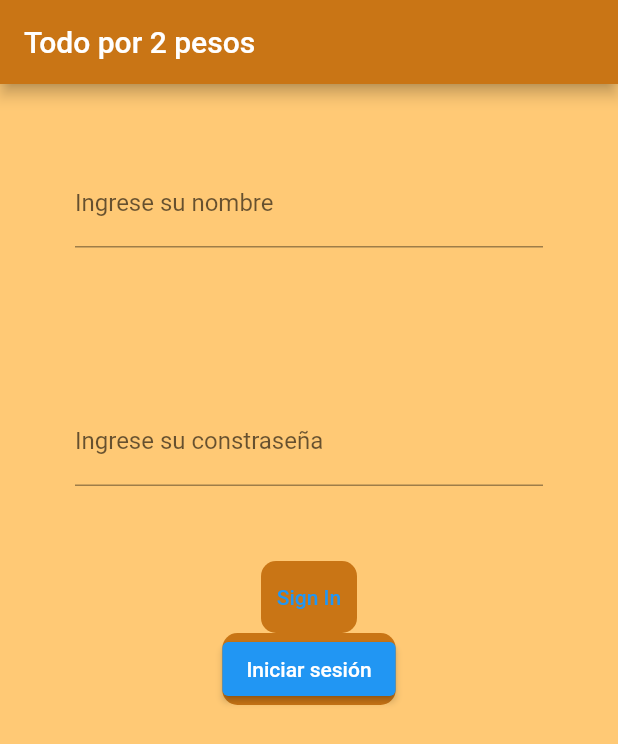
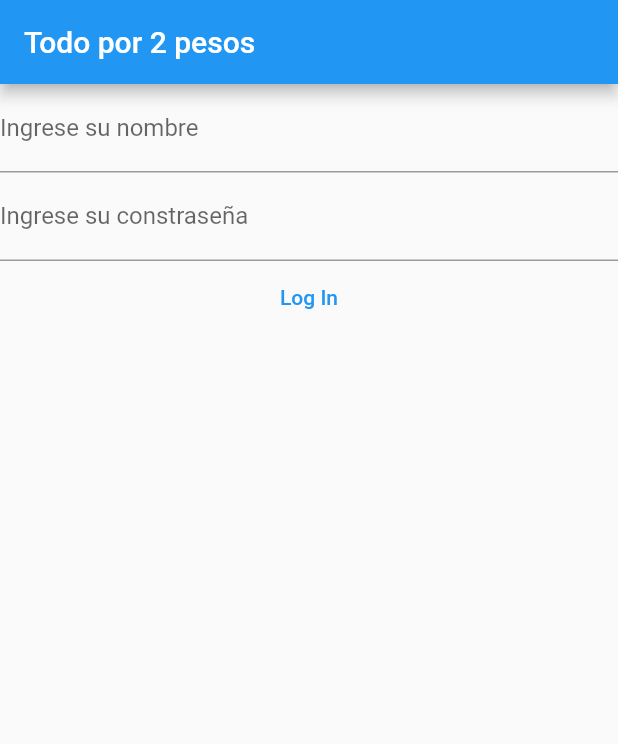
Before and after one commit to Anonyzard/pp2-practico1, a Flutter app: the screen it shows after launch, after a tap on "Sign In", on a phone screen of 412 x 824 dp. Shown: the top 744 px of the screen. Run offline on Flutter 3.47's test engine with Material 2 defaults, Android fonts, the phone set to English and light mode, and no system bars.

Commit message:
Añadiendo navegación

```diff
--- a/lib/login.dart
+++ b/lib/login.dart
@@ -59,11 +59,14 @@ class Login extends StatelessWidget {
           Container(
               decoration: BoxDecoration(
                 borderRadius: BorderRadius.circular(10.0),
-                color: Color.fromARGB(255, 201, 117, 21),
+                // color: Color.fromARGB(255, 201, 117, 21),
               ),
               child: TextButton(
                 onPressed: () {
-                  Signin();
+                  Navigator.push(
+                    context,
+                    MaterialPageRoute(builder: (context) => Signin()),
+                  );
                 },
                 child: Text('Sign In'),
               )),
@@ -83,6 +86,10 @@ class Login extends StatelessWidget {
                   ScaffoldMessenger.of(context).showSnackBar(
                     const SnackBar(content: Text('Processing Data')),
                   );
+                  Navigator.push(
+                    context,
+                    MaterialPageRoute(builder: (context) => Signin()),
+                  );
                 }
               },
               child: const Text('Iniciar sesión'),
--- a/lib/signin.dart
+++ b/lib/signin.dart
@@ -7,10 +7,10 @@ class Signin extends StatelessWidget {
   Widget build(BuildContext context) {
     return MaterialApp(
       debugShowCheckedModeBanner: false,
-      title: 'Material App',
+      title: 'Todo por 2 pesos',
       home: Scaffold(
         appBar: AppBar(
-          title: Text('Material App Bar'),
+          title: Text('Todo por 2 pesos'),
         ),
         body: Column(children: <Widget>[
           Container(
@@ -23,6 +23,17 @@ class Signin extends StatelessWidget {
             decoration: InputDecoration(labelText: 'Ingrese su constraseña'),
             obscureText: true,
           )),
+          Container(
+              decoration: BoxDecoration(
+                borderRadius: BorderRadius.circular(10.0),
+                // color: Color.fromARGB(255, 201, 117, 21),
+              ),
+              child: TextButton(
+                onPressed: () {
+                  Navigator.pop(context);
+                },
+                child: Text('Log In'),
+              )),
         ]),
       ),
     );
```
